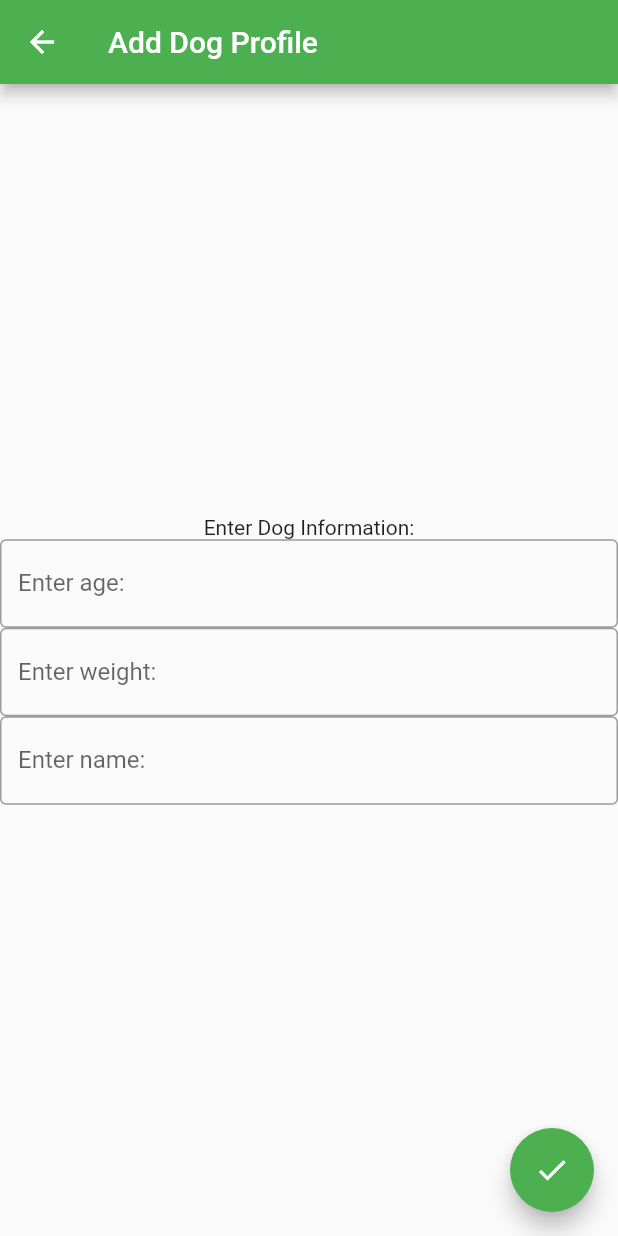
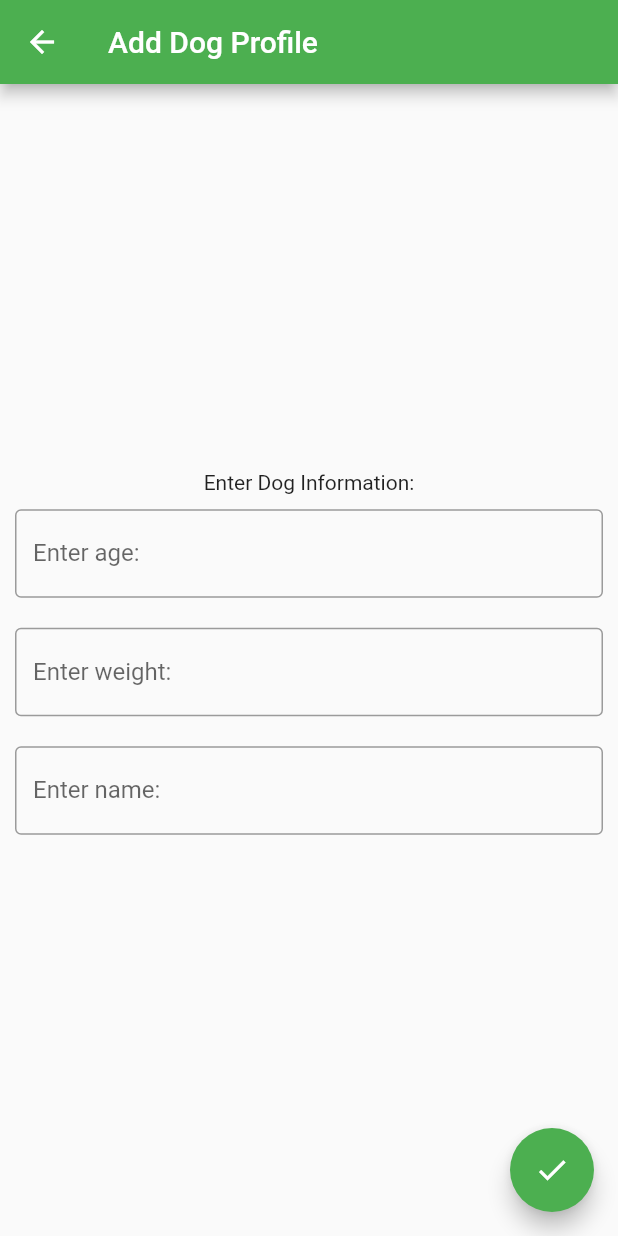
Before and after one commit to owenlovett/puppy-do, a Flutter app: the AddDogPage screen opened directly, on a phone screen of 412 x 824 dp. Run offline on Flutter 3.47's test engine with Material 2 defaults, Android fonts, the phone set to English and light mode, and no system bars; network calls fail.

Commit message:
added containters

```diff
--- a/lib/add_dog.dart
+++ b/lib/add_dog.dart
@@ -27,29 +27,38 @@ class _AddDogState extends State<AddDogPage> {
       body: Center(
         child: Column(
           mainAxisAlignment: MainAxisAlignment.center,
-          children: const <Widget>[
-            Text(
+          children: <Widget>[
+            const Text(
               'Enter Dog Information:',
             ),
-            TextField(
+            Container(
+              margin: const EdgeInsets.all(10),
+              child: const TextField(
                 obscureText: false,
                 decoration: InputDecoration(
                   border: OutlineInputBorder(),
                   labelText: 'Enter age: ',
                 ),
               ),
-            TextField(
+            ),
+            Container(
+              margin: const EdgeInsets.all(10),
+              child: const TextField(
                 obscureText: false,
                 decoration: InputDecoration(
                   border: OutlineInputBorder(),
                   labelText: 'Enter weight: ',
                 ),
               ),
-            TextField(
+            ),
+            Container(
+              margin: const EdgeInsets.all(10),
+              child: const TextField(
                 obscureText: false,
                 decoration: InputDecoration(
                   border: OutlineInputBorder(),
                   labelText: 'Enter name: ',
+                ),
               ),
             ),
           ],
```
Lines whose indentation alone changed are shown as unchanged.
